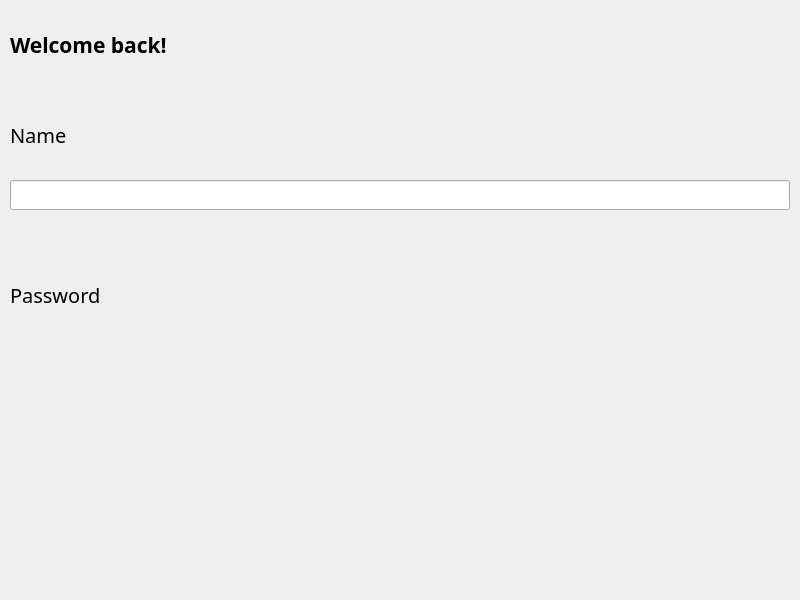
The window that ui/sigup.ui (chaunamthong2015-ui/PTA39-SPCK) describes before a commit, drawn with Qt 5.
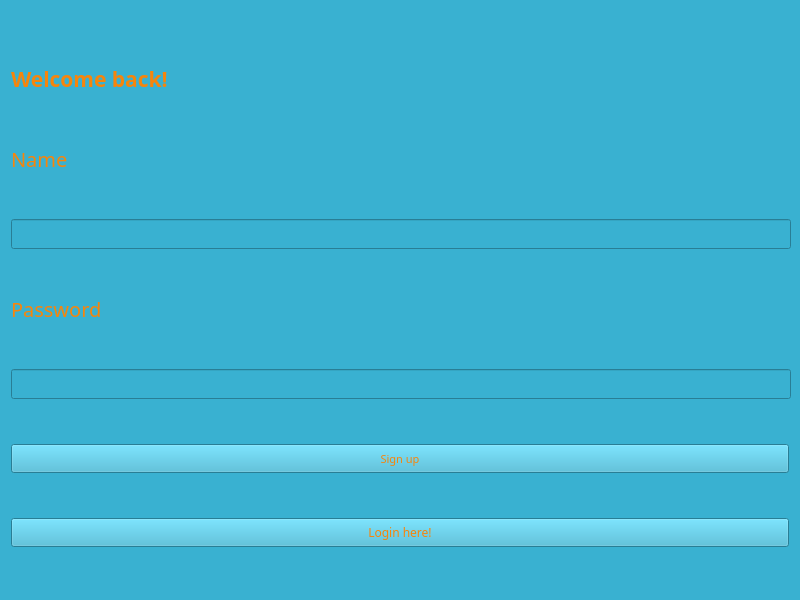
The same window after the commit. Icons and pictures are not drawn.

Diff of the .ui file:
```diff
--- a/ui/sigup.ui
+++ b/ui/sigup.ui
@@ -25,12 +25,19 @@
   <property name="windowTitle">
    <string>MainWindow</string>
   </property>
+  <property name="styleSheet">
+   <string notr="true">color:</string>
+  </property>
   <widget class="QWidget" name="centralwidget">
-   <widget class="QLabel" name="label">
+   <property name="styleSheet">
+    <string notr="true">color: #F6850C ;
+background-color: #39B1D1 ;</string>
+   </property>
+   <widget class="QLabel" name="title">
     <property name="geometry">
      <rect>
-      <x>10</x>
-      <y>20</y>
+      <x>11</x>
+      <y>54</y>
       <width>250</width>
       <height>50</height>
      </rect>
@@ -59,9 +66,7 @@
      <enum>Qt::LeftToRight</enum>
     </property>
     <property name="styleSheet">
-     <string notr="true"># label:
-	color : rgb(255, 29, 176)
-</string>
+     <string notr="true"/>
     </property>
     <property name="text">
      <string>Welcome back!</string>
@@ -73,8 +78,8 @@
    <widget class="QLabel" name="text_edit">
     <property name="geometry">
      <rect>
-      <x>10</x>
-      <y>120</y>
+      <x>11</x>
+      <y>144</y>
       <width>100</width>
       <height>30</height>
      </rect>
@@ -104,8 +109,8 @@
    <widget class="QLabel" name="text_edit_2">
     <property name="geometry">
      <rect>
-      <x>10</x>
-      <y>280</y>
+      <x>11</x>
+      <y>294</y>
       <width>150</width>
       <height>30</height>
      </rect>
@@ -135,8 +140,8 @@
    <widget class="QLineEdit" name="fullname">
     <property name="geometry">
      <rect>
-      <x>10</x>
-      <y>180</y>
+      <x>11</x>
+      <y>219</y>
       <width>780</width>
       <height>30</height>
      </rect>
@@ -148,6 +153,100 @@
      </size>
     </property>
    </widget>
+   <widget class="QLineEdit" name="password">
+    <property name="geometry">
+     <rect>
+      <x>11</x>
+      <y>369</y>
+      <width>780</width>
+      <height>30</height>
+     </rect>
+    </property>
+    <property name="minimumSize">
+     <size>
+      <width>780</width>
+      <height>30</height>
+     </size>
+    </property>
+    <property name="text">
+     <string/>
+    </property>
+    <property name="echoMode">
+     <enum>QLineEdit::Password</enum>
+    </property>
+   </widget>
+   <widget class="QPushButton" name="signup">
+    <property name="geometry">
+     <rect>
+      <x>11</x>
+      <y>444</y>
+      <width>778</width>
+      <height>29</height>
+     </rect>
+    </property>
+    <property name="minimumSize">
+     <size>
+      <width>778</width>
+      <height>29</height>
+     </size>
+    </property>
+    <property name="maximumSize">
+     <size>
+      <width>778</width>
+      <height>29</height>
+     </size>
+    </property>
+    <property name="font">
+     <font>
+      <family>Arial Black</family>
+      <pointsize>8</pointsize>
+     </font>
+    </property>
+    <property name="styleSheet">
+     <string notr="true"/>
+    </property>
+    <property name="text">
+     <string>Sign up</string>
+    </property>
+    <property name="icon">
+     <iconset>
+      <normaloff>../assets/icons/icons8-register-60.png</normaloff>../assets/icons/icons8-register-60.png</iconset>
+    </property>
+   </widget>
+   <widget class="QPushButton" name="nav_login">
+    <property name="geometry">
+     <rect>
+      <x>11</x>
+      <y>518</y>
+      <width>778</width>
+      <height>29</height>
+     </rect>
+    </property>
+    <property name="minimumSize">
+     <size>
+      <width>778</width>
+      <height>29</height>
+     </size>
+    </property>
+    <property name="maximumSize">
+     <size>
+      <width>778</width>
+      <height>29</height>
+     </size>
+    </property>
+    <property name="font">
+     <font>
+      <family>Arial Black</family>
+     </font>
+    </property>
+    <property name="text">
+     <string>Login here!</string>
+    </property>
+    <property name="icon">
+     <iconset>
+      <normaloff>../assets/icons/icons8-login-60.png</normaloff>../assets/icons/icons8-login-60.png</iconset>
+    </property>
+   </widget>
   </widget>
  </widget>
  <resources/>
```
